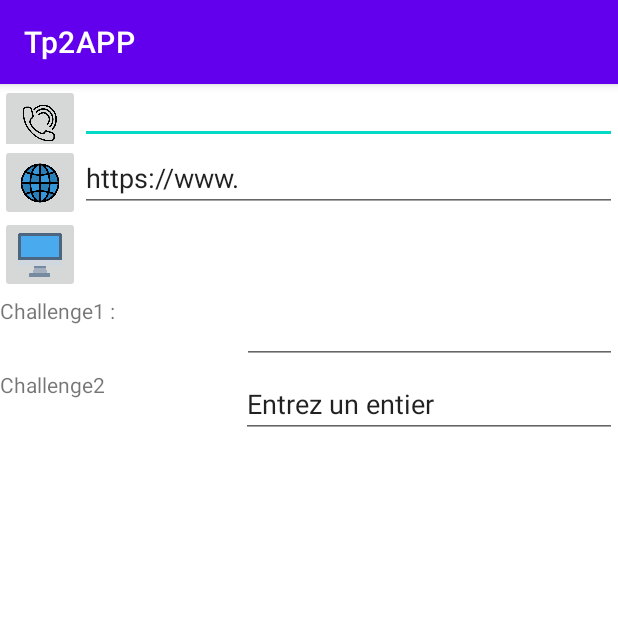
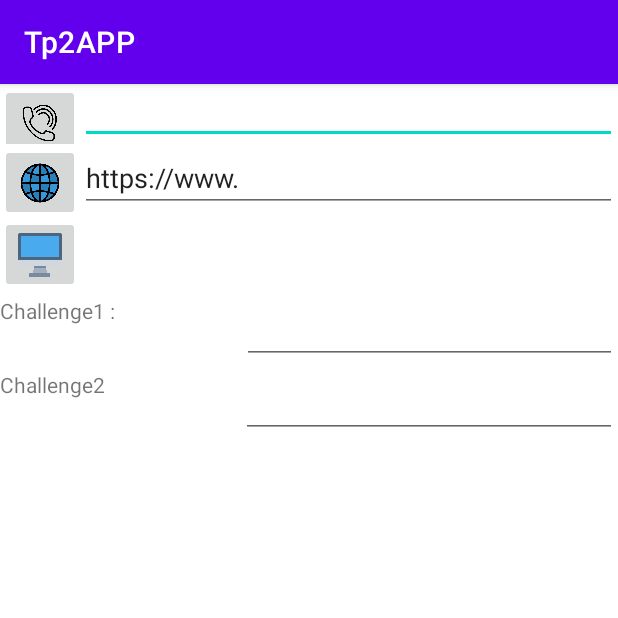
Before and after one commit to iSSsaint/Tp2APPELALLALIILYAS, an Android app: the screen it shows after launch (MainActivity), on a phone screen of 412 x 824 dp, the top half of it. Run offline under Robolectric (Android 15) with nearby library versions, the phone set to English and light mode, and no system bars.

Commit message:
Commit partie 1 finished

```diff
--- a/app/src/main/java/com/example/tp2app/MainActivity.java
+++ b/app/src/main/java/com/example/tp2app/MainActivity.java
@@ -17,6 +17,10 @@ import java.net.URI;
 public class MainActivity extends AppCompatActivity {
     EditText phoneNumber;
     EditText webUrl;
+    public static int challenge1;
+    EditText chall1;
+    EditText chall2;
+    public static int challenge2;
     public static String num="";
 
 
@@ -26,6 +30,8 @@ public class MainActivity extends AppCompatActivity {
         setContentView(R.layout.activity_main);
         this.phoneNumber=(EditText) findViewById(R.id.editTextTextPersonName2);
         this.webUrl=(EditText) findViewById(R.id.editTextWebsite);
+        this.chall1=findViewById(R.id.challenge1);
+        this.chall2=findViewById(R.id.challenge2);
     }
     public void onCall(View view){
         this.num=phoneNumber.getText().toString();
@@ -34,11 +40,16 @@ public class MainActivity extends AppCompatActivity {
 
     }
     public void onWorldClick(View view){
-        Intent intent = new Intent(android.content.Intent.ACTION_VIEW);
+        this.challenge1=Integer.parseInt(this.chall1.getText().toString());
+        this.challenge2=Integer.parseInt(this.chall2.getText().toString());
+        /*Intent intent = new Intent(android.content.Intent.ACTION_VIEW);
         intent.setData(Uri.parse(this.webUrl.getText().toString()));
+        startActivity(intent);*/
+        Intent intent = new Intent(MainActivity.this,CheckActivity.class);
         startActivity(intent);
     }
     public void onPCClick(View view){
-
+        Intent intent = new Intent(MainActivity.this,CheckActivity.class);
+        startActivity(intent);
     }
 }
--- a/app/src/main/res/layout/activity_main.xml
+++ b/app/src/main/res/layout/activity_main.xml
@@ -88,14 +88,12 @@
                 android:text="Challenge1 : " />
 
             <EditText
-                android:id="@+id/editTextTextPersonName8"
+                android:id="@+id/challenge1"
                 android:layout_width="168dp"
                 android:layout_height="wrap_content"
                 android:layout_weight="1"
-                android:contentDescription="Entrez un entier"
                 android:ems="10"
-                android:inputType="textPersonName"
-                tools:text="Entrez un entier" />
+                android:inputType="textPersonName" />
 
         </LinearLayout>
 
@@ -113,13 +111,12 @@
                 android:text="Challenge2" />
 
             <EditText
-                android:id="@+id/editTextTextPersonName7"
+                android:id="@+id/challenge2"
                 android:layout_width="wrap_content"
                 android:layout_height="wrap_content"
                 android:layout_weight="1"
                 android:ems="10"
-                android:inputType="textPersonName"
-                android:text="Entrez un entier" />
+                android:inputType="textPersonName" />
         </LinearLayout>
 
     </LinearLayout>
```
Also changed, not shown: app/src/main/AndroidManifest.xml (+6 -3 lines).
